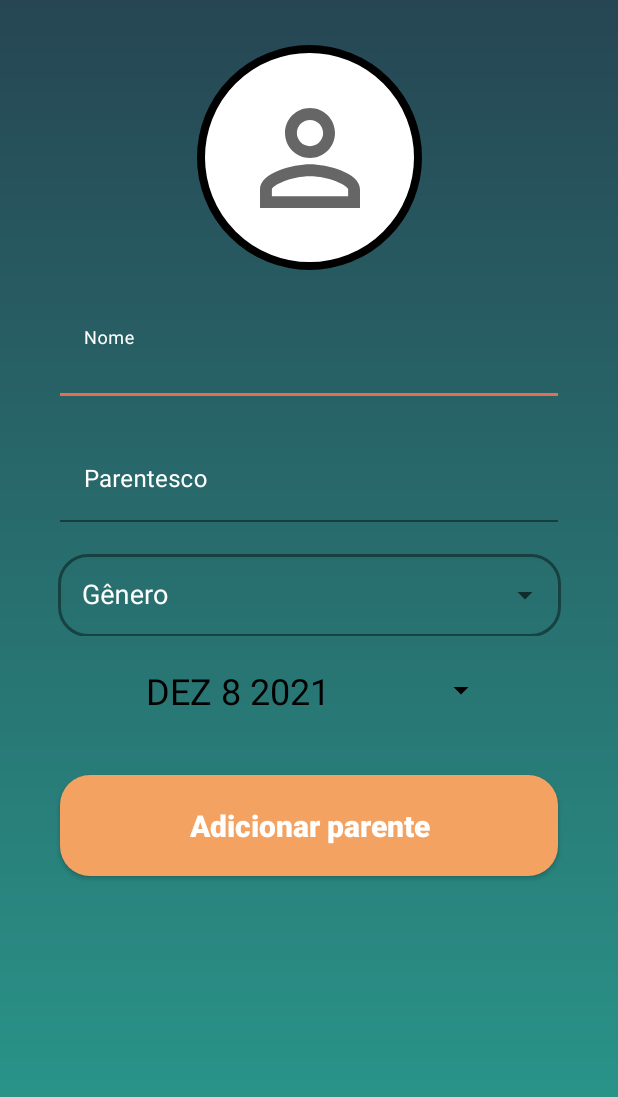
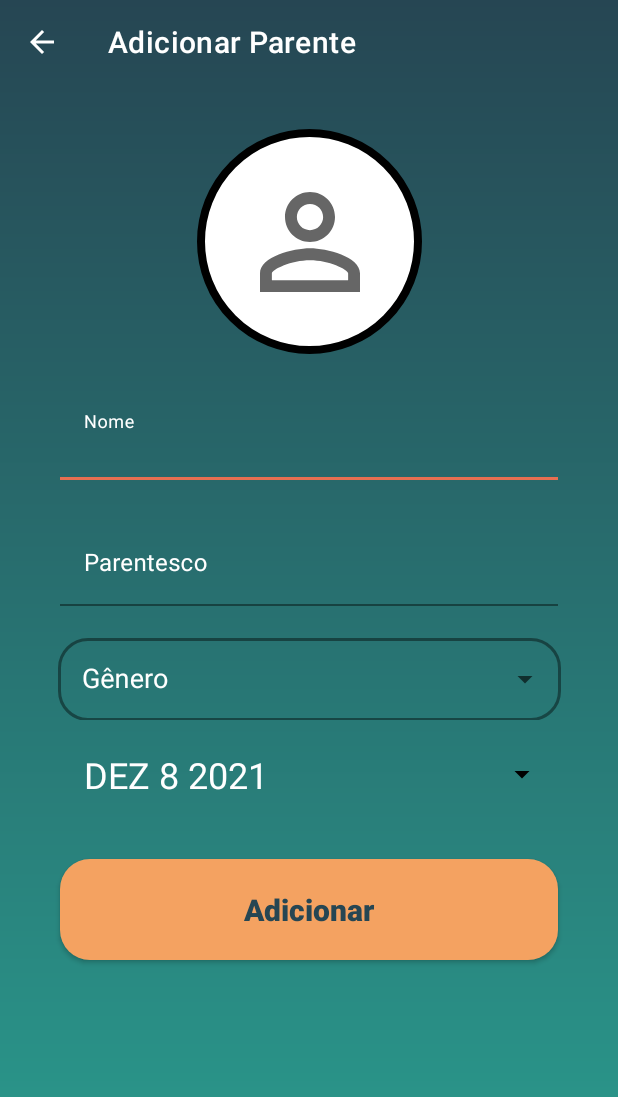
Before and after one commit to WillianKohatsu/ArvoreGenealogica, an Android app: the AddParente screen opened directly, with no data from a screen before it, on a phone screen of 412 x 824 dp. Shown: the top 1097 px of the screen. Run offline under Robolectric (Android 15) with nearby library versions, the phone set to English and light mode, and no system bars.

Commit message:
adding toolbars

```diff
--- a/app/src/main/AndroidManifest.xml
+++ b/app/src/main/AndroidManifest.xml
@@ -23,7 +23,7 @@
         <activity android:name=".AddParente"/>
         <activity android:name=".AddParentesco"/>
         <activity android:name=".Arvore"/>
-        <activity android:name=".FormCadastro" />
+        <activity android:name=".FormCadastroActivity" />
         <activity android:name=".Login" />
         <activity android:name=".ui.MainActivity" />
         <activity android:name=".ui.FamilyTreeActivity" />
--- a/app/src/main/java/com/example/arvoregenealogica/AddParente.java
+++ b/app/src/main/java/com/example/arvoregenealogica/AddParente.java
@@ -16,6 +16,7 @@ import android.widget.DatePicker;
 import android.widget.EditText;
 
 import com.example.arvoregenealogica.db.DatabaseHelper;
+import com.google.android.material.appbar.MaterialToolbar;
 import com.google.android.material.snackbar.Snackbar;
 
 import java.util.Calendar;
@@ -24,6 +25,7 @@ import java.util.Objects;
 public class AddParente extends AppCompatActivity {
 
     private DatePickerDialog datePickerDialog;
+    private MaterialToolbar toolbar;
     private Button dateButton;
     private DatabaseHelper db;
     private EditText nomeParente, parentesco;
@@ -73,6 +75,11 @@ public class AddParente extends AppCompatActivity {
             }else{
                 cadastrarParente(view);
             }
+        });
+
+        toolbar = findViewById(R.id.toolbar);
+        toolbar.setNavigationOnClickListener(view -> {
+            finish();
         });
     }
 
--- a/app/src/main/java/com/example/arvoregenealogica/Login.java
+++ b/app/src/main/java/com/example/arvoregenealogica/Login.java
@@ -34,7 +34,7 @@ public class Login extends AppCompatActivity {
         iniciarComponentes();
 
         txt_tela_cadastro.setOnClickListener(view -> {
-            Intent intent = new Intent(Login.this, FormCadastro.class);
+            Intent intent = new Intent(Login.this, FormCadastroActivity.class);
             startActivity(intent); });
 
         btnLogin.setOnClickListener(view -> {
--- a/app/src/main/res/drawable/button.xml
+++ b/app/src/main/res/drawable/button.xml
@@ -1,8 +1,6 @@
 <?xml version="1.0" encoding="utf-8"?>
-<shape
-    xmlns:android="http://schemas.android.com/apk/res/android">
+<selector xmlns:android="http://schemas.android.com/apk/res/android">
+    <item android:state_pressed="true" android:drawable="@drawable/button_selected"/>
+    <item android:drawable="@drawable/button_default" android:state_pressed="false"/>
 
-    <corners android:radius="20dp"/>
-    <solid android:color="@color/salmon"/>
-
-</shape>
+</selector>
--- /dev/null
+++ b/app/src/main/res/drawable/button_default.xml
@@ -0,0 +1,8 @@
+<?xml version="1.0" encoding="utf-8"?>
+<shape
+    xmlns:android="http://schemas.android.com/apk/res/android">
+
+    <corners android:radius="20dp"/>
+    <solid android:color="@color/salmon"/>
+
+</shape>
--- /dev/null
+++ b/app/src/main/res/drawable/button_selected.xml
@@ -0,0 +1,8 @@
+<?xml version="1.0" encoding="utf-8"?>
+<shape
+    xmlns:android="http://schemas.android.com/apk/res/android">
+
+    <corners android:radius="20dp"/>
+    <solid android:color="@color/yellow"/>
+
+</shape>
--- a/app/src/main/res/layout/activity_form_cadastro.xml
+++ b/app/src/main/res/layout/activity_form_cadastro.xml
@@ -5,7 +5,7 @@
     android:layout_width="match_parent"
     android:layout_height="match_parent"
     android:background="@drawable/background"
-    tools:context=".FormCadastro">
+    tools:context=".FormCadastroActivity">
 
     <com.google.android.material.appbar.MaterialToolbar
         android:id="@+id/toolbar"
--- a/app/src/main/res/layout/activity_parente.xml
+++ b/app/src/main/res/layout/activity_parente.xml
@@ -7,6 +7,18 @@
     xmlns:tools="http://schemas.android.com/tools"
     tools:context=".AddParente">
 
+    <com.google.android.material.appbar.MaterialToolbar
+        android:id="@+id/toolbar"
+        android:layout_width="0dp"
+        android:layout_height="wrap_content"
+        app:layout_constraintTop_toTopOf="parent"
+        app:layout_constraintStart_toStartOf="parent"
+        app:layout_constraintEnd_toEndOf="parent"
+        app:title="Adicionar Parente"
+        app:titleTextColor="@color/white"
+        app:navigationIcon="@drawable/ic_arrow_back"
+        />
+
     <View
         android:id="@+id/containerUser"
         android:layout_width="150dp"
@@ -15,7 +27,7 @@
         android:layout_marginTop="30dp"
         app:layout_constraintStart_toStartOf="parent"
         app:layout_constraintEnd_toEndOf="parent"
-        app:layout_constraintTop_toTopOf="parent"/>
+        app:layout_constraintTop_toBottomOf="@id/toolbar"/>
 
     <ImageView
         android:contentDescription="@string/nome"
@@ -115,11 +127,13 @@
 
     <Button
         android:id="@+id/datePickerButton"
-        android:layout_width="250dp"
+        android:layout_width="0dp"
         android:layout_height="wrap_content"
         android:text="@string/ani"
+        android:layout_marginStart="40dp"
+        android:layout_marginEnd="40dp"
         android:textSize="24sp"
-        android:textColor="@color/black"
+        android:textColor="@color/white"
         style="?android:spinnerStyle"
         app:layout_constraintLeft_toLeftOf="parent"
         app:layout_constraintRight_toRightOf="parent"
--- a/app/src/main/res/values/strings.xml
+++ b/app/src/main/res/values/strings.xml
@@ -27,11 +27,12 @@
     <string name="bt_deslogar">Deslogar</string>
     <string name="bt_lista">Lista de parentes</string>
     <string name="bt_login">Entrar</string>
-    <string name="bt_add">Adicionar parente</string>
+    <string name="bt_add_parent">Adicionar parente</string>
     <string name="bt_alterar">Alterar dados</string>
     <string name="bt_edit">Visualizar árvore</string>
     <string name="bt_delete">Excluir parente</string>
     <string name="bt_parentesco">Adicionar parentesco</string>
+    <string name="bt_add">Adicionar</string>
 
     <string name="ex_nome">Willian Massanobu Kohatsu</string>
     <string name="ex_email">willian.kohatsu@gmail.com</string>
--- a/app/src/main/res/values/styles.xml
+++ b/app/src/main/res/values/styles.xml
@@ -27,13 +27,14 @@
         <item name="android:padding">20dp</item>
         <item name="android:background">@drawable/button</item>
         <item name="android:textSize">20sp</item>
-        <item name="android:textColor">@color/white</item>
+        <item name="android:textColor">@color/green_dark</item>
         <item name="android:textStyle">bold</item>
         <item name="android:textAllCaps">false</item>
     </style>
 
     <style name="Button_Secondary">
         <item name="android:layout_width">match_parent</item>
+        <item name="android:textColor">@color/green_dark</item>
         <item name="android:layout_height">wrap_content</item>
         <item name="android:layout_marginLeft">40dp</item>
         <item name="android:layout_marginRight">40dp</item>
@@ -41,7 +42,6 @@
         <item name="android:padding">20dp</item>
         <item name="android:background">@drawable/button_secondary</item>
         <item name="android:textSize">20sp</item>
-        <item name="android:textColor">@color/white</item>
         <item name="android:textStyle">bold</item>
         <item name="android:textAllCaps">false</item>
     </style>
```
Also changed, not shown: app/src/main/java/com/example/arvoregenealogica/FormCadastroActivity.java (renamed from app/src/main/java/com/example/arvoregenealogica/FormCadastro.java, +9 -3 lines), app/src/main/java/com/example/arvoregenealogica/ListaParente.java (+7 -0 lines), app/src/main/res/drawable/button_secondary.xml (+4 -6 lines), app/src/main/res/layout/activity_arvore.xml (+31 -28 lines), app/src/main/res/layout/activity_editperfil.xml (+63 -30 lines), app/src/main/res/layout/activity_lista.xml (+15 -2 lines), app/src/main/res/layout/activity_parentesco.xml (+15 -26 lines), app/src/main/res/layout/activity_perfil.xml (+15 -10 lines).
